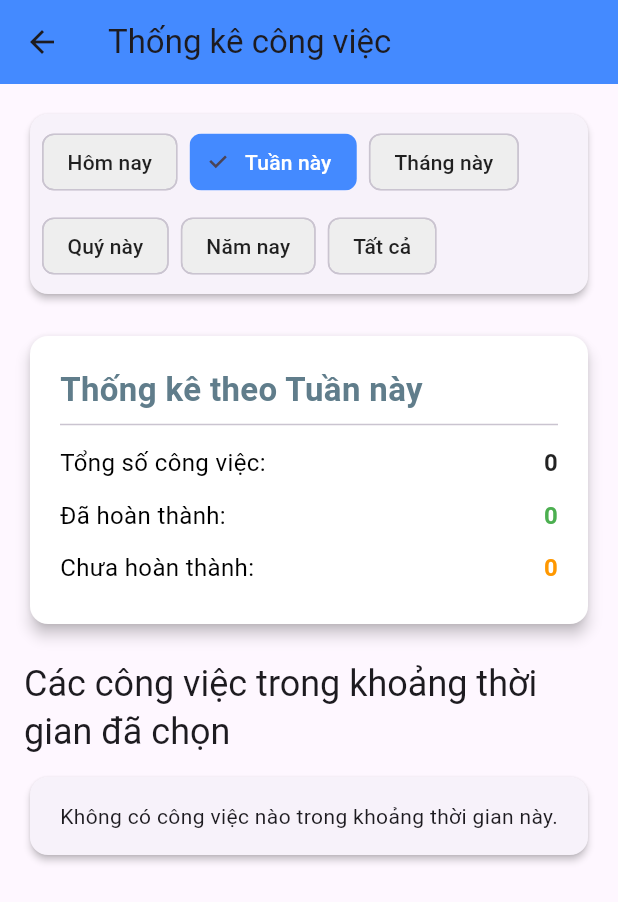
After one commit to Khoa15/Tak, a Flutter app: the StatisticsScreen screen opened directly, after a tap on "Tuần này", on a phone screen of 412 x 824 dp. The commit adds this screen. Shown: the top 902 px of the screen. Run offline on Flutter 3.47's test engine with Material 3 defaults, Android fonts, the phone set to English and light mode, and no system bars; our stand-ins replace flutter_local_notifications, go_router, sqflite, timezone; accounts and stored records are empty.

Commit message:
feat: add statistics

```diff
--- a/lib/core/todo_provider.dart
+++ b/lib/core/todo_provider.dart
@@ -17,6 +17,7 @@ class TodoProvider {
                   $columnId integer primary key autoincrement,
                   $columnTitle text not null,
                   $columnDeadline date,
+                  $columnCreatedAt date not null default current_timestamp,
                   $columnIsDone integer not null default 0)
     ''');
     });
--- a/lib/main.dart
+++ b/lib/main.dart
@@ -7,6 +7,8 @@ Future<void> main() async {
   WidgetsFlutterBinding.ensureInitialized();
   NotificationService().init();
 
+  NotificationService().isAndroidPermissionGranted();
+  NotificationService().requestPermissions();
 
   runApp(const TodoApp());
 }
--- a/lib/models/todo.dart
+++ b/lib/models/todo.dart
@@ -3,6 +3,7 @@ final String columnId = '_id';
 final String columnTitle = 'title';
 final String columnDeadline = 'deadline';
 final String columnIsDone = 'is_done';
+final String columnCreatedAt = 'created_at';
 
 
 
@@ -11,6 +12,7 @@ class Todo {
   String text;
   DateTime? deadline;
   bool isDone = false;
+  DateTime? createdAt = DateTime.now();
 
   // Map<String, Object?> toMap() {
   //   var map = <String, Object?>{
@@ -32,7 +34,7 @@ class Todo {
     };
   }
 
-  Todo({this.id, required this.text, this.deadline, this.isDone = false});
+  Todo({this.id, required this.text, this.deadline, this.isDone = false, this.createdAt});
   // Todo({required this.text, this.deadline, this.id});
 
   Todo.fromMap(Map<String, Object?> map)
--- a/lib/routing/app_router.dart
+++ b/lib/routing/app_router.dart
@@ -1,5 +1,6 @@
 import 'package:flutter/cupertino.dart';
 import 'package:go_router/go_router.dart';
+import 'package:tak/ui/screens/statistics/statistics_screen.dart';
 import 'package:tak/ui/screens/timer/pomodoro_timer_screen.dart';
 import 'package:tak/ui/screens/todo/todo_screen.dart';
 import 'package:tak/routing/tab_controller.dart';
@@ -17,7 +18,7 @@ class Approuter {
             routes: [
               GoRoute(
                 path: '/',
-                builder: (context, state) => const TodoScreen(),
+                builder: (context, state) => TodoScreen(),
               ),
             ],
           ),
@@ -29,6 +30,14 @@ class Approuter {
               ),
             ],
           ),
+          StatefulShellBranch(
+            routes: [
+              GoRoute(
+                path: '/statistics',
+                builder: (context, state) => StatisticsScreen(),
+              ),
+            ],
+          ),
         ],
       ),
     ],
--- a/lib/routing/tab_controller.dart
+++ b/lib/routing/tab_controller.dart
@@ -1,4 +1,5 @@
 import 'package:flutter/material.dart';
+import 'package:tak/ui/screens/statistics/statistics_screen.dart';
 import 'package:tak/ui/screens/todo/todo_screen.dart';
 import '../ui/screens/timer/pomodoro_timer_screen.dart';
 
@@ -12,13 +13,15 @@ class AppTabController extends StatefulWidget {
 class _AppTabControllerState extends State<AppTabController> {
   int _selectedIndex = 0;
   final List<Widget> _pages = [
-    const TodoScreen(),
+    TodoScreen(),
     const PomodoroTimer(),
+    StatisticsScreen(),
   ];
-  final List<String> _tabTitles = [
-    'Todos',
-    'Pomodoro',
-  ];
+  final Map<String, IconData> _tabIcons = {
+    'Todos': Icons.list,
+    'Pomodoro': Icons.timer,
+    'Statistics': Icons.bar_chart,
+  };
 
   void _onItemTapped(int index) {
     setState(() {
@@ -49,11 +52,9 @@ class _AppTabControllerState extends State<AppTabController> {
           ],
         ),
       bottomNavigationBar: BottomNavigationBar(
-        items: _tabTitles
+        items: _tabIcons.keys
             .map((title) => BottomNavigationBarItem(
-                  icon: Icon(
-                    title == 'Todos' ? Icons.list : Icons.timer,
-                  ),
+                  icon: Icon(_tabIcons[title]),
                   label: title,
                 ))
             .toList(),
--- /dev/null
+++ b/lib/ui/screens/statistics/statistics_screen.dart
@@ -0,0 +1,267 @@
+import 'dart:math' as Math;
+
+import 'package:flutter/material.dart';
+import 'package:tak/core/todo_provider.dart';
+import 'package:tak/models/todo.dart';
+
+
+// List<Todo> mockTodos = [
+//   Todo(id: 1, text: 'Hoàn thành báo cáo', isDone: true, createdAt: DateTime(2025, 7, 14)), // Yesterday
+//   Todo(id: 2, text: 'Gọi điện cho khách hàng', isDone: false, createdAt: DateTime(2025, 7, 15)), // Today
+//   Todo(id: 3, text: 'Sửa lỗi ứng dụng', isDone: true, createdAt: DateTime(2025, 7, 10)), // Last week
+//   Todo(id: 4, text: 'Lên lịch họp', isDone: false, createdAt: DateTime(2025, 6, 20)), // Last month
+//   Todo(id: 5, text: 'Trả lời email', isDone: true, createdAt: DateTime(2025, 7, 15)), // Today
+//   Todo(id: 6, text: 'Tạo tài liệu hướng dẫn', isDone: false, createdAt: DateTime(2025, 5, 5)), // Q2
+//   Todo(id: 7, text: 'Tập thể dục', isDone: true, createdAt: DateTime(2024, 12, 1)), // Last year
+//   Todo(id: 8, text: 'Kiểm tra dự án mới', isDone: true, createdAt: DateTime(2025, 7, 15)), // Today
+//   Todo(id: 9, text: 'Gặp gỡ đối tác', isDone: false, createdAt: DateTime(2025, 7, 13)), // This week
+//   Todo(id: 10, text: 'Nộp thuế', isDone: true, createdAt: DateTime(2025, 3, 10)), // Q1
+// ];
+
+
+enum TimeFilter { today, week, month, quarter, year, all }
+
+class StatisticsScreen extends StatefulWidget {
+  const StatisticsScreen({super.key});
+
+
+  @override
+  State<StatisticsScreen> createState() => _StatisticsScreenState();
+}
+
+class _StatisticsScreenState extends State<StatisticsScreen> {
+  final TodoProvider _todoProvider = TodoProvider();
+  TimeFilter _selectedFilter = TimeFilter.today;
+  List<Todo> _filteredTodos = [];
+  List<Todo> mockTodos = [];
+  int _totalFilteredTodos = 0;
+  int _completedFilteredTodos = 0;
+  int _pendingFilteredTodos = 0;
+
+  @override
+  void initState() {
+    super.initState();
+    _initialize();
+    // _applyFilter(_selectedFilter); // Áp dụng bộ lọc ban đầu
+  }
+
+  void _initialize() async {
+    await _todoProvider.init();
+    _todoProvider.getAllTodos().then((todos) {
+      if (todos != null) {
+        setState(() {
+          mockTodos = todos; // Cập nhật danh sách công việc từ cơ sở dữ liệu
+          _applyFilter(_selectedFilter); // Áp dụng bộ lọc ban đầu
+        });
+      }
+    }).catchError((error) {
+      print('Error fetching todos: $error');
+    });
+  }
+
+  void _applyFilter(TimeFilter filter) {
+    setState(() {
+      _selectedFilter = filter;
+      _filteredTodos = _getFilteredTodos(filter);
+      _totalFilteredTodos = _filteredTodos.length;
+      _completedFilteredTodos = _filteredTodos.where((todo) => todo.isDone).length;
+      _pendingFilteredTodos = _totalFilteredTodos - _completedFilteredTodos;
+    });
+  }
+
+  List<Todo> _getFilteredTodos(TimeFilter filter) {
+    final now = DateTime.now();
+    DateTime startDate;
+    DateTime endDate = DateTime(now.year, now.month, now.day, 23, 59, 59); // Cuối ngày hiện tại
+
+    switch (filter) {
+      case TimeFilter.today:
+        startDate = DateTime(now.year, now.month, now.day); // Đầu ngày hiện tại
+        break;
+      case TimeFilter.week:
+        // Lấy ngày đầu tiên của tuần (ví dụ: Thứ Hai)
+        startDate = now.subtract(Duration(days: now.weekday - 1)); // Lấy thứ 2 của tuần hiện tại
+        startDate = DateTime(startDate.year, startDate.month, startDate.day);
+        break;
+      case TimeFilter.month:
+        startDate = DateTime(now.year, now.month, 1); // Đầu tháng hiện tại
+        break;
+      case TimeFilter.quarter:
+        final currentQuarter = ((now.month - 1) ~/ 3) + 1; // 1-4
+        final startMonth = (currentQuarter - 1) * 3 + 1;
+        startDate = DateTime(now.year, startMonth, 1); // Đầu quý hiện tại
+        break;
+      case TimeFilter.year:
+        startDate = DateTime(now.year, 1, 1); // Đầu năm hiện tại
+        break;
+      case TimeFilter.all:
+        return mockTodos;
+    }
+
+    // Lọc các công việc được tạo trong khoảng thời gian đã chọn
+    return mockTodos.where((todo) {
+      return todo.createdAt!.isAfter(startDate.subtract(const Duration(days: 1))) && // Bắt đầu từ 00:00:00 của startDate
+             todo.createdAt!.isBefore(endDate.add(const Duration(days: 1))); // Kết thúc ở 23:59:59 của endDate
+    }).toList();
+  }
+
+  @override
+  Widget build(BuildContext context) {
+    return Scaffold(
+      appBar: AppBar(
+        title: const Text('Thống kê công việc'),
+        backgroundColor: Colors.blueAccent,
+      ),
+      body: SingleChildScrollView(
+        padding: const EdgeInsets.all(16.0),
+        child: Column(
+          crossAxisAlignment: CrossAxisAlignment.stretch,
+          children: [
+            // --- Bộ lọc thời gian ---
+            _buildTimeFilterButtons(),
+            const SizedBox(height: 20),
+
+            // --- Phần Tổng quan/Số liệu tóm tắt ---
+            _buildSummaryCard(),
+            const SizedBox(height: 20),
+
+            // --- Phần Danh sách chi tiết các công việc đã lọc ---
+            Text(
+              'Các công việc trong khoảng thời gian đã chọn',
+              style: Theme.of(context).textTheme.headlineSmall,
+            ),
+            const SizedBox(height: 10),
+            _buildFilteredTodoList(),
+          ],
+        ),
+      ),
+    );
+  }
+
+  Widget _buildTimeFilterButtons() {
+    return Card(
+      elevation: 2,
+      shape: RoundedRectangleBorder(borderRadius: BorderRadius.circular(12)),
+      child: Padding(
+        padding: const EdgeInsets.all(8.0),
+        child: Wrap(
+          spacing: 8.0, // Khoảng cách giữa các nút
+          runSpacing: 8.0, // Khoảng cách giữa các dòng nếu tràn
+          children: TimeFilter.values.map((filter) {
+            return ChoiceChip(
+              label: Text(_getFilterLabel(filter)),
+              selected: _selectedFilter == filter,
+              onSelected: (selected) {
+                if (selected) {
+                  _applyFilter(filter);
+                }
+              },
+              selectedColor: Colors.blueAccent,
+              labelStyle: TextStyle(
+                color: _selectedFilter == filter ? Colors.white : Colors.black87,
+              ),
+              backgroundColor: Colors.grey[200],
+            );
+          }).toList(),
+        ),
+      ),
+    );
+  }
+
+  String _getFilterLabel(TimeFilter filter) {
+    switch (filter) {
+      case TimeFilter.today:
+        return 'Hôm nay';
+      case TimeFilter.week:
+        return 'Tuần này';
+      case TimeFilter.month:
+        return 'Tháng này';
+      case TimeFilter.quarter:
+        return 'Quý này';
+      case TimeFilter.year:
+        return 'Năm nay';
+      case TimeFilter.all:
+        return 'Tất cả';
+    }
+  }
+
+  Widget _buildSummaryCard() {
+    return Card(
+      elevation: 4,
+      shape: RoundedRectangleBorder(borderRadius: BorderRadius.circular(12)),
+      color: Colors.white,
+      child: Padding(
+        padding: const EdgeInsets.all(20.0),
+        child: Column(
+          crossAxisAlignment: CrossAxisAlignment.start,
+          children: [
+            Text(
+              'Thống kê theo ${_getFilterLabel(_selectedFilter)}',
+              style: const TextStyle(fontSize: 22, fontWeight: FontWeight.bold, color: Colors.blueGrey),
+            ),
+            const Divider(),
+            _buildStatRow('Tổng số công việc:', '$_totalFilteredTodos'),
+            _buildStatRow('Đã hoàn thành:', '$_completedFilteredTodos', color: Colors.green),
+            _buildStatRow('Chưa hoàn thành:', '$_pendingFilteredTodos', color: Colors.orange),
+          ],
+        ),
+      ),
+    );
+  }
+
+  Widget _buildStatRow(String label, String value, {Color color = Colors.black87}) {
+    return Padding(
+      padding: const EdgeInsets.symmetric(vertical: 6.0),
+      child: Row(
+        mainAxisAlignment: MainAxisAlignment.spaceBetween,
+        children: [
+          Text(label, style: const TextStyle(fontSize: 16, color: Colors.black)),
+          Text(value, style: TextStyle(fontSize: 16, fontWeight: FontWeight.bold, color: color)),
+        ],
+      ),
+    );
+  }
+
+  Widget _buildFilteredTodoList() {
+    if (_filteredTodos.isEmpty) {
+      return Card(
+        elevation: 2,
+        shape: RoundedRectangleBorder(borderRadius: BorderRadius.circular(12)),
+        child: const Padding(
+          padding: EdgeInsets.all(16.0),
+          child: Center(
+            child: Text('Không có công việc nào trong khoảng thời gian này.'),
+          ),
+        ),
+      );
+    }
+
+    return Card(
+      elevation: 4,
+      shape: RoundedRectangleBorder(borderRadius: BorderRadius.circular(12)),
+      color: Colors.white,
+      child: ListView.builder(
+        shrinkWrap: true, // Quan trọng: Để ListView chiếm đủ không gian cần thiết
+        physics: const NeverScrollableScrollPhysics(), // Không cho phép cuộn riêng
+        itemCount: _filteredTodos.length,
+        itemBuilder: (context, index) {
+          final todo = _filteredTodos[index];
+          return ListTile(
+            leading: Icon(
+              todo.isDone ? Icons.check_circle : Icons.radio_button_unchecked,
+              color: todo.isDone ? Colors.green : Colors.orange,
+            ),
+            title: Text(
+              todo.text,
+              style: TextStyle(
+                decoration: todo.isDone ? TextDecoration.lineThrough : TextDecoration.none,
+              ),
+            ),
+            subtitle: Text('Tạo lúc: ${todo.createdAt.toString().split(' ')[0]}'),
+          );
+        },
+      ),
+    );
+  }
+
+}
--- a/lib/ui/screens/todo/todo_screen.dart
+++ b/lib/ui/screens/todo/todo_screen.dart
@@ -7,7 +7,7 @@ import 'package:tak/utils/notification_service.dart';
 import 'package:tak/utils/time.dart';
 
 class TodoScreen extends StatefulWidget {
-  const TodoScreen({super.key});
+  final TodoProvider todoProvider = TodoProvider();
 
   @override
   State<TodoScreen> createState() => _TodoScreenState();
@@ -16,7 +16,7 @@ class TodoScreen extends StatefulWidget {
 class _TodoScreenState extends State<TodoScreen> {
   final List<Todo> _todos = [];
   final TextEditingController _controller = TextEditingController();
-  late TodoProvider _todoProvider;
+  late final TodoProvider _todoProvider = widget.todoProvider;
   @override
   void initState() {
     super.initState();
@@ -24,9 +24,6 @@ class _TodoScreenState extends State<TodoScreen> {
   }
 
   Future<void> _initialize() async {
-    NotificationService().isAndroidPermissionGranted();
-    NotificationService().requestPermissions();
-    _todoProvider = TodoProvider();
     await _todoProvider.init();
     _todoProvider
         .getAllTodos()
@@ -105,6 +102,7 @@ class _TodoScreenState extends State<TodoScreen> {
       setState(() {
         _todos[index].deadline = newDeadline;
       });
+      NotificationService().cancelNotification(_todos[index].id!);
       NotificationService().scheduleDailyNotification(
         id: _todos[index].id!,
         body:
--- a/lib/ui/screens/todo/widgets/todo_item.dart
+++ b/lib/ui/screens/todo/widgets/todo_item.dart
@@ -29,20 +29,10 @@ class _TodoItemState extends State<TodoItem> {
         children: <Widget>[
           Checkbox(
             value: _todo.isDone,
-            onChanged: (bool? newValue) {
-              // onChanged(newValue!);
-              _todoProvider
-                  .markTodoAsDone(_todo.id!, newValue!)
-                  .then((_) {
-                    setState(() {
-                      _todo.isDone = newValue!;
-                    });
-                    NotificationService().cancelNotification(_todo.id!);
-                  })
-                  .catchError((error) {
-                    // Handle error if needed
-                    print('Error marking todo as done: $error');
-                  });
+            onChanged: (bool? value) {
+              if (value != null) {
+                _markAsDone(value);
+              }
             },
           ),
           Expanded(
@@ -166,10 +156,36 @@ class _TodoItemState extends State<TodoItem> {
       });
       NotificationService().scheduleDailyNotification(
         id: _todo.id!,
-        body:
-            'Todo: ${_todo.text} by ${newDeadline.toLocal().toString().split(' ')[0]}',
+        body: 'Todo: ${_todo.text} by ${newDeadline.toLocal().toString().split(' ')[0]}',
         scheduledDateTime: newDeadline,
       );
     }
   }
+
+  void _markAsDone(bool isDone) {
+    _todoProvider
+        .markTodoAsDone(_todo.id!, isDone)
+        .then((_) {
+          NotificationService().cancelNotification(_todo.id!);
+          if (isDone == false) {
+            if (_todo.deadline!.compareTo(DateTime.now()) > 0) {
+              NotificationService().scheduleDailyNotification(
+                id: _todo.id!,
+                body: 'Todo: ${_todo.text} by ${_todo.deadline.toString().split(' ')[0]}',
+                scheduledDateTime: _todo.deadline ?? DateTime.now().add(const Duration(days: 1, hours: 6)),
+              );
+            }
+          }
+          setState(() {
+            _todo.isDone = isDone;
+          });
+          if (isDone) {
+            NotificationService().cancelNotification(_todo.id!);
+          }
+        })
+        .catchError((error) {
+          // Handle error if needed
+          print('Error marking todo as done: $error');
+        });
+  }
 }
--- a/pubspec.yaml
+++ b/pubspec.yaml
@@ -16,7 +16,7 @@ publish_to: 'none' # Remove this line if you wish to publish to pub.dev
 # https://developer.apple.com/library/archive/documentation/General/Reference/InfoPlistKeyReference/Articles/CoreFoundationKeys.html
 # In Windows, build-name is used as the major, minor, and patch parts
 # of the product and file versions while build-number is used as the build suffix.
-version: 1.0.2+1
+version: 1.0.3+1
 
 environment:
   sdk: ^3.8.1
```
